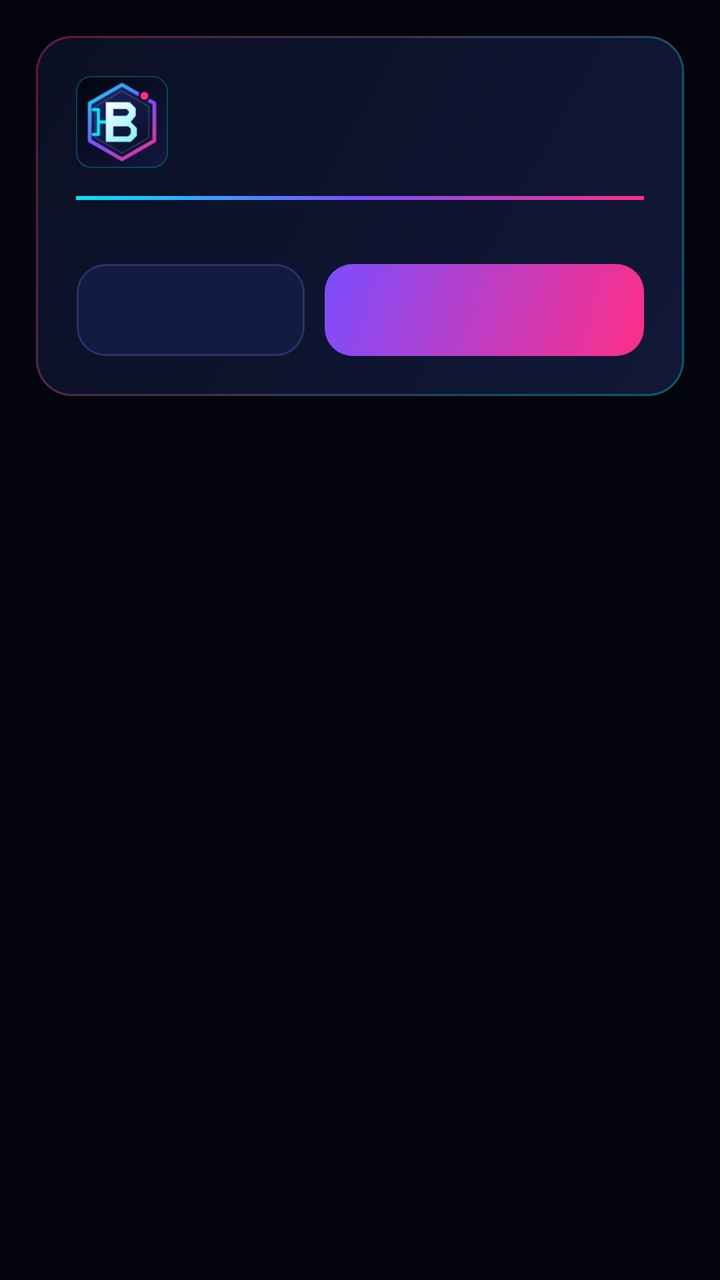
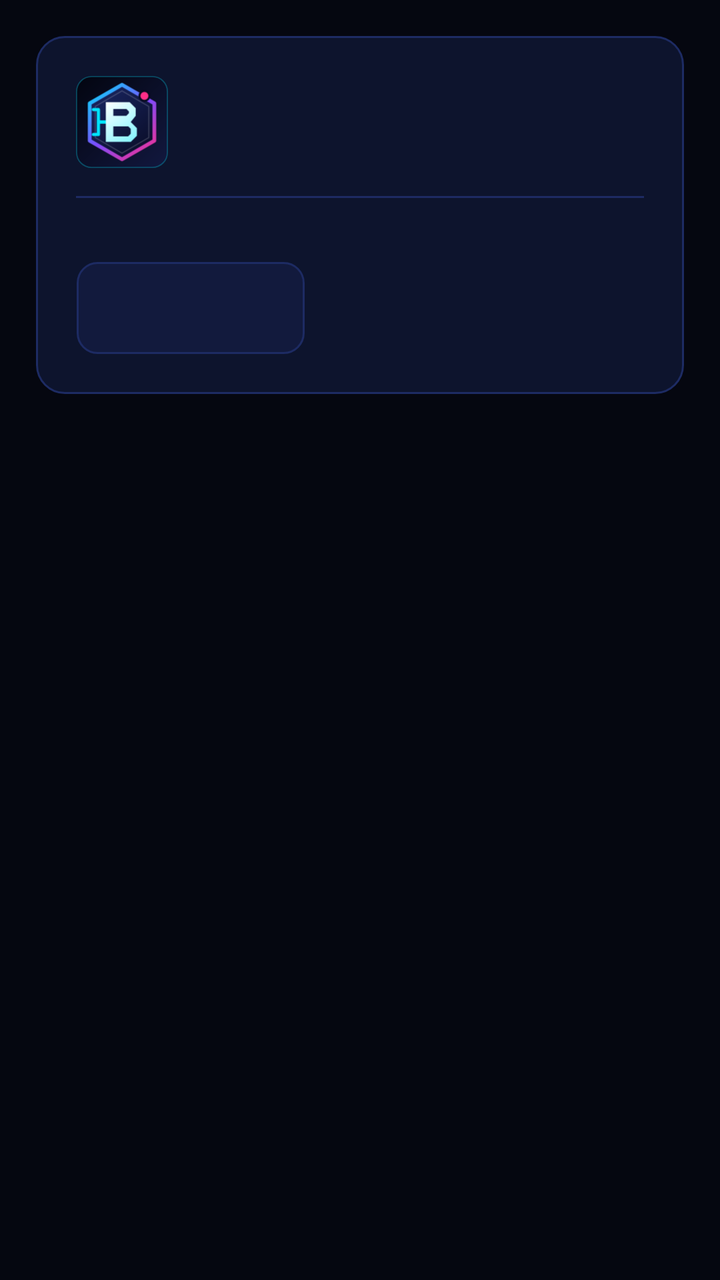

Compare the two renders of this Android layout. The source of the first and the diff that turns it into the second are given below.
<!-- AndroidManifest.xml: application theme Theme.BracketLive -->
<!-- res/layout/dialog_premium.xml -->
<?xml version="1.0" encoding="utf-8"?>
<FrameLayout xmlns:android="http://schemas.android.com/apk/res/android"
    android:layout_width="match_parent"
    android:layout_height="wrap_content"
    android:padding="18dp">

    <LinearLayout
        android:id="@+id/dlgCard"
        android:layout_width="match_parent"
        android:layout_height="wrap_content"
        android:orientation="vertical"
        android:padding="20dp"
        android:background="@drawable/bg_card_neon">

        <LinearLayout
            android:layout_width="match_parent"
            android:layout_height="wrap_content"
            android:orientation="horizontal"
            android:gravity="center_vertical">

            <ImageView
                android:id="@+id/dlgLogo"
                android:layout_width="46dp"
                android:layout_height="46dp"
                android:src="@drawable/ic_logo"
                android:contentDescription="Bracket Live" />

            <LinearLayout
                android:layout_width="0dp"
                android:layout_height="wrap_content"
                android:layout_weight="1"
                android:layout_marginStart="12dp"
                android:orientation="vertical">

                <TextView
                    android:id="@+id/dlgTitle"
                    android:layout_width="wrap_content"
                    android:layout_height="wrap_content"
                    android:textColor="@color/text"
                    android:textSize="17sp"
                    android:fontFamily="sans-serif-black"
                    android:letterSpacing="0.06" />

                <TextView
                    android:id="@+id/dlgSubtitle"
                    android:layout_width="wrap_content"
                    android:layout_height="wrap_content"
                    android:layout_marginTop="2dp"
                    android:textColor="?attr/blAccent1"
                    android:textSize="10sp"
                    android:textStyle="bold"
                    android:fontFamily="sans-serif-condensed"
                    android:letterSpacing="0.18" />
            </LinearLayout>
        </LinearLayout>

        <View
            android:layout_width="match_parent"
            android:layout_height="2dp"
            android:layout_marginTop="14dp"
            android:background="@drawable/bg_neon_line" />

        <LinearLayout
            android:id="@+id/dlgBody"
            android:layout_width="match_parent"
            android:layout_height="wrap_content"
            android:layout_marginTop="14dp"
            android:orientation="vertical" />

        <LinearLayout
            android:id="@+id/dlgButtons"
            android:layout_width="match_parent"
            android:layout_height="wrap_content"
            android:layout_marginTop="18dp"
            android:orientation="horizontal"
            android:gravity="end">

            <TextView
                android:id="@+id/btnSecondary"
                android:layout_width="0dp"
                android:layout_height="46dp"
                android:layout_weight="1"
                android:layout_marginEnd="10dp"
                android:gravity="center"
                android:textColor="@color/muted_light"
                android:textSize="13sp"
                android:textStyle="bold"
                android:fontFamily="sans-serif-condensed"
                android:background="@drawable/bg_btn_gray" />

            <TextView
                android:id="@+id/btnPrimary"
                android:layout_width="0dp"
                android:layout_height="46dp"
                android:layout_weight="1.4"
                android:gravity="center"
                android:textColor="#FFFFFF"
                android:textSize="13sp"
                android:textStyle="bold"
                android:fontFamily="sans-serif-condensed"
                android:background="@drawable/bg_btn_primary" />
        </LinearLayout>
    </LinearLayout>
</FrameLayout>
<!-- resources referenced by this layout -->
<resources>
  <color name="muted_light">#A9B4D4</color>
  <color name="text">#EAF0FF</color>
  <!-- drawable bg_btn_gray (drawable) -->
  <?xml version="1.0" encoding="utf-8"?>
  <shape xmlns:android="http://schemas.android.com/apk/res/android" android:shape="rectangle">
      <solid android:color="?attr/blSurface2"/>
      <corners android:radius="14dp"/>
      <stroke android:width="1dp" android:color="?attr/blStroke"/>
  </shape>
  <!-- drawable bg_btn_primary (drawable) -->
  <?xml version="1.0" encoding="utf-8"?>
  <shape xmlns:android="http://schemas.android.com/apk/res/android" android:shape="rectangle">
      <gradient android:startColor="?attr/blAccent2" android:endColor="?attr/blAccent3" android:angle="135"/>
      <corners android:radius="14dp"/>
  </shape>
  <!-- drawable bg_card_neon (drawable) -->
  <?xml version="1.0" encoding="utf-8"?>
  <layer-list xmlns:android="http://schemas.android.com/apk/res/android">
      <item>
          <shape android:shape="rectangle">
              <gradient android:startColor="?attr/blAccent1A" android:endColor="?attr/blAccent2A" android:angle="135"/>
              <corners android:radius="18dp"/>
          </shape>
      </item>
      <item android:left="1dp" android:top="1dp" android:right="1dp" android:bottom="1dp">
          <shape android:shape="rectangle">
              <gradient android:startColor="?attr/blSurface" android:endColor="?attr/blSurface3" android:angle="135"/>
              <corners android:radius="17dp"/>
          </shape>
      </item>
  </layer-list>
  <!-- drawable bg_neon_line (drawable) -->
  <?xml version="1.0" encoding="utf-8"?>
  <shape xmlns:android="http://schemas.android.com/apk/res/android" android:shape="rectangle">
      <gradient android:startColor="?attr/blAccent1" android:centerColor="?attr/blAccent3" android:endColor="?attr/blAccent2" android:angle="0"/>
  </shape>
  <style name="Theme.BracketLive" parent="Theme.MaterialComponents.DayNight.NoActionBar">
          <item name="blBg1">#0B1030</item>
          <item name="blBg2">#04050C</item>
          <item name="blHeader1">#1A2260</item>
          <item name="blHeader2">#0A0E28</item>
          <item name="blSurface">#111838</item>
          <item name="blSurface2">#141B40</item>
          <item name="blSurface3">#0B1024</item>
          <item name="blStroke">#27346A</item>
          <item name="blAccent1">#00E5FF</item>
          <item name="blAccent2">#FF2E88</item>
          <item name="blAccent3">#7C4DFF</item>
          <item name="blAccent1B">#3D7BFF</item>
          <item name="blAccent1A">#6600E5FF</item>
          <item name="blAccent2A">#66FF2E88</item>
          <item name="blAccent1S">#2200E5FF</item>
          <item name="blAccent2S">#22FF2E88</item>
          <item name="colorPrimary">?attr/blAccent1</item>
          <item name="colorPrimaryVariant">?attr/blAccent1B</item>
          <item name="colorSecondary">?attr/blAccent2</item>
          <item name="android:statusBarColor">?attr/blBg1</item>
          <item name="android:navigationBarColor">?attr/blBg2</item>
          <item name="android:windowBackground">?attr/blBg2</item>
          <item name="android:textColor">@color/text</item>
          <item name="android:textColorPrimary">@color/text</item>
          <item name="android:windowAnimationStyle">@style/BLWindowAnim</item>
      </style>
  <style name="BLWindowAnim" parent="">
          <item name="android:activityOpenEnterAnimation">@anim/bl_slide_in_right</item>
          <item name="android:activityOpenExitAnimation">@anim/bl_fade_out_left</item>
          <item name="android:activityCloseEnterAnimation">@anim/bl_fade_in_left</item>
          <item name="android:activityCloseExitAnimation">@anim/bl_slide_out_right</item>
      </style>
  <!-- unchanged entries left out for length: 2 -->
</resources>

<!-- the commit's change to res/layout/dialog_premium.xml (unified diff, before → after) -->
@@ -10,7 +10,7 @@
         android:layout_height="wrap_content"
         android:orientation="vertical"
         android:padding="20dp"
-        android:background="@drawable/bg_card_neon">
+        android:background="@drawable/bg_card">
 
         <LinearLayout
             android:layout_width="match_parent"
@@ -39,26 +39,27 @@
                     android:textColor="@color/text"
                     android:textSize="17sp"
                     android:fontFamily="sans-serif-black"
-                    android:letterSpacing="0.06" />
+                    android:letterSpacing="0.02" />
 
                 <TextView
                     android:id="@+id/dlgSubtitle"
                     android:layout_width="wrap_content"
                     android:layout_height="wrap_content"
                     android:layout_marginTop="2dp"
-                    android:textColor="?attr/blAccent1"
+                    android:tag="skin:accent_text"
+                    android:textColor="@color/text"
                     android:textSize="10sp"
                     android:textStyle="bold"
                     android:fontFamily="sans-serif-condensed"
-                    android:letterSpacing="0.18" />
+                    android:letterSpacing="0.06" />
             </LinearLayout>
         </LinearLayout>
 
         <View
             android:layout_width="match_parent"
-            android:layout_height="2dp"
+            android:layout_height="1dp"
             android:layout_marginTop="14dp"
-            android:background="@drawable/bg_neon_line" />
+            android:background="?attr/blStroke" />
 
         <LinearLayout
             android:id="@+id/dlgBody"
@@ -98,7 +99,7 @@
                 android:textSize="13sp"
                 android:textStyle="bold"
                 android:fontFamily="sans-serif-condensed"
-                android:background="@drawable/bg_btn_primary" />
+                android:tag="skin:primary" />
         </LinearLayout>
     </LinearLayout>
 </FrameLayout>
<!-- resource entries referenced after the edit -->
@@ -6,56 +6,28 @@
   <?xml version="1.0" encoding="utf-8"?>
   <shape xmlns:android="http://schemas.android.com/apk/res/android" android:shape="rectangle">
       <solid android:color="?attr/blSurface2"/>
+      <corners android:radius="10dp"/>
+      <stroke android:width="1dp" android:color="?attr/blStroke"/>
+  </shape>
+  <!-- drawable bg_card (drawable) -->
+  <?xml version="1.0" encoding="utf-8"?>
+  <shape xmlns:android="http://schemas.android.com/apk/res/android" android:shape="rectangle">
+      <solid android:color="?attr/blSurface"/>
       <corners android:radius="14dp"/>
       <stroke android:width="1dp" android:color="?attr/blStroke"/>
   </shape>
-  <!-- drawable bg_btn_primary (drawable) -->
-  <?xml version="1.0" encoding="utf-8"?>
-  <shape xmlns:android="http://schemas.android.com/apk/res/android" android:shape="rectangle">
-      <gradient android:startColor="?attr/blAccent2" android:endColor="?attr/blAccent3" android:angle="135"/>
-      <corners android:radius="14dp"/>
-  </shape>
-  <!-- drawable bg_card_neon (drawable) -->
-  <?xml version="1.0" encoding="utf-8"?>
-  <layer-list xmlns:android="http://schemas.android.com/apk/res/android">
-      <item>
-          <shape android:shape="rectangle">
-              <gradient android:startColor="?attr/blAccent1A" android:endColor="?attr/blAccent2A" android:angle="135"/>
-              <corners android:radius="18dp"/>
-          </shape>
-      </item>
-      <item android:left="1dp" android:top="1dp" android:right="1dp" android:bottom="1dp">
-          <shape android:shape="rectangle">
-              <gradient android:startColor="?attr/blSurface" android:endColor="?attr/blSurface3" android:angle="135"/>
-              <corners android:radius="17dp"/>
-          </shape>
-      </item>
-  </layer-list>
-  <!-- drawable bg_neon_line (drawable) -->
-  <?xml version="1.0" encoding="utf-8"?>
-  <shape xmlns:android="http://schemas.android.com/apk/res/android" android:shape="rectangle">
-      <gradient android:startColor="?attr/blAccent1" android:centerColor="?attr/blAccent3" android:endColor="?attr/blAccent2" android:angle="0"/>
-  </shape>
   <style name="Theme.BracketLive" parent="Theme.MaterialComponents.DayNight.NoActionBar">
-          <item name="blBg1">#0B1030</item>
-          <item name="blBg2">#04050C</item>
-          <item name="blHeader1">#1A2260</item>
-          <item name="blHeader2">#0A0E28</item>
-          <item name="blSurface">#111838</item>
-          <item name="blSurface2">#141B40</item>
-          <item name="blSurface3">#0B1024</item>
-          <item name="blStroke">#27346A</item>
-          <item name="blAccent1">#00E5FF</item>
-          <item name="blAccent2">#FF2E88</item>
-          <item name="blAccent3">#7C4DFF</item>
-          <item name="blAccent1B">#3D7BFF</item>
-          <item name="blAccent1A">#6600E5FF</item>
-          <item name="blAccent2A">#66FF2E88</item>
-          <item name="blAccent1S">#2200E5FF</item>
-          <item name="blAccent2S">#22FF2E88</item>
-          <item name="colorPrimary">?attr/blAccent1</item>
-          <item name="colorPrimaryVariant">?attr/blAccent1B</item>
-          <item name="colorSecondary">?attr/blAccent2</item>
+          <item name="blBg1">#090D1E</item>
+          <item name="blBg2">#050710</item>
+          <item name="blHeader1">#0C122A</item>
+          <item name="blHeader2">#0A0F22</item>
+          <item name="blSurface">#0D142D</item>
+          <item name="blSurface2">#121A3D</item>
+          <item name="blSurface3">#0A0F22</item>
+          <item name="blStroke">#1D2B63</item>
+          <item name="colorPrimary">@color/text</item>
+          <item name="colorPrimaryVariant">@color/muted_light</item>
+          <item name="colorSecondary">@color/text</item>
           <item name="android:statusBarColor">?attr/blBg1</item>
           <item name="android:navigationBarColor">?attr/blBg2</item>
           <item name="android:windowBackground">?attr/blBg2</item>
